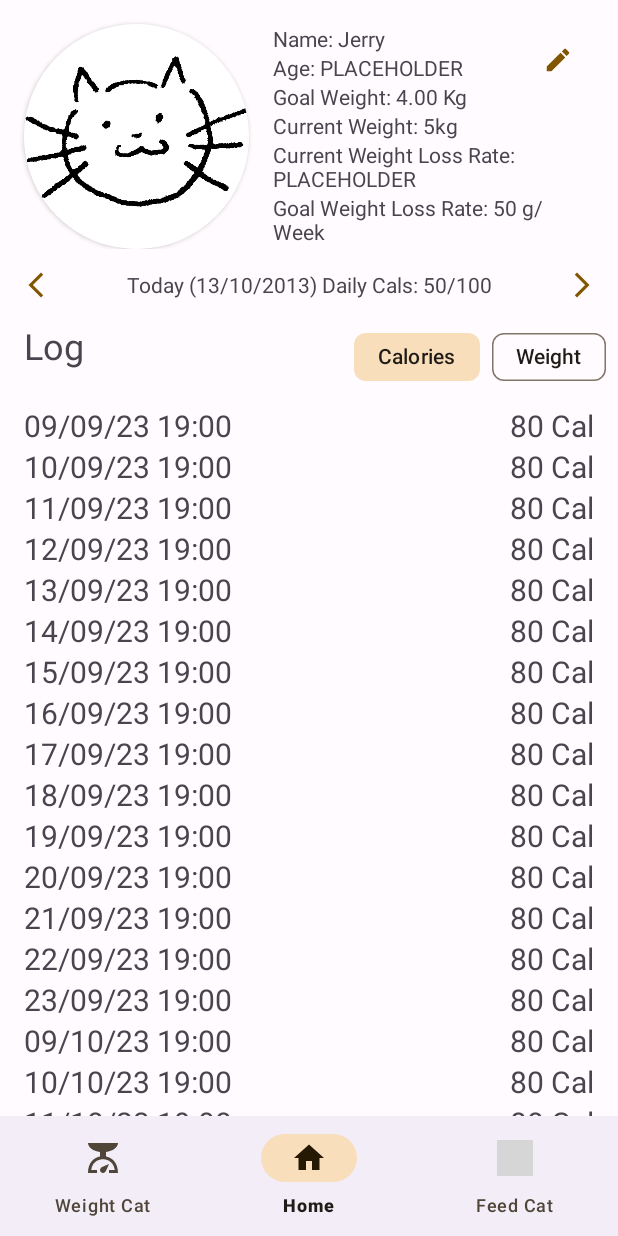
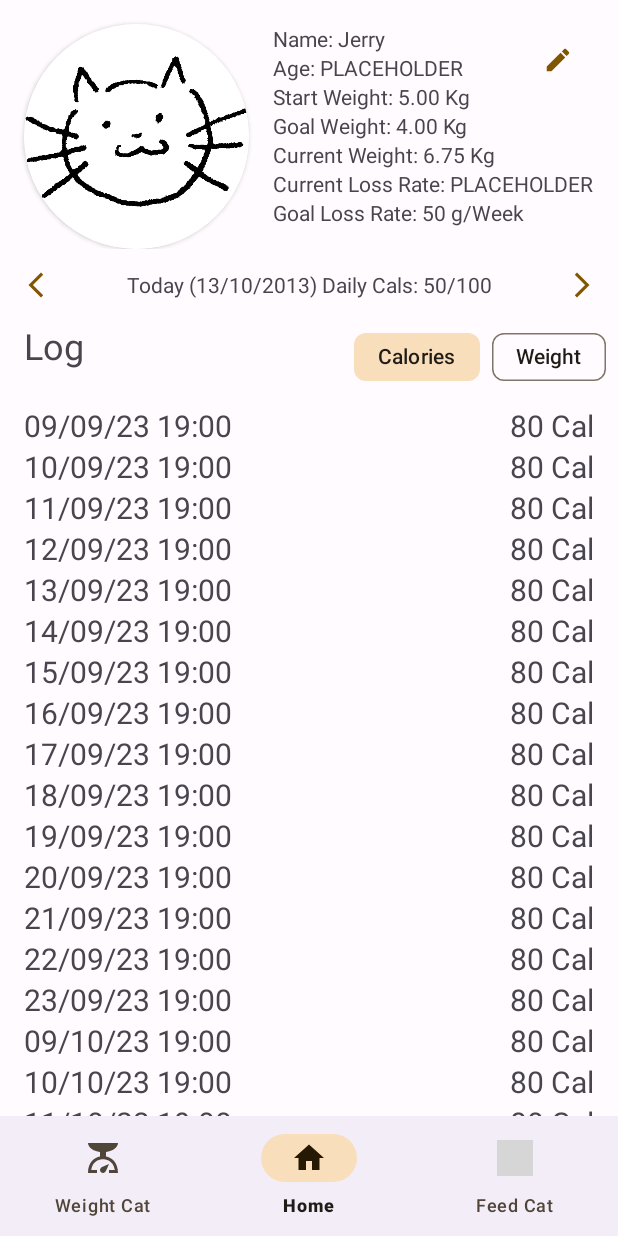
Before and after one commit to Niko361/COS30017_Custom_APP, an Android app: the screen it shows after launch (MainActivity), on a phone screen of 412 x 824 dp. Run offline under Robolectric (Android 15) with nearby library versions, the phone set to English and light mode, and no system bars; our stand-ins replace Room's generated code; 1 statement that could not run was skipped; grey boxes are pictures that could not be loaded.

Commit message:
feat: added start weight to db and home, fixed current weight

```diff
--- a/app/src/main/java/com/example/customappproject/DatabaseDAOs.kt
+++ b/app/src/main/java/com/example/customappproject/DatabaseDAOs.kt
@@ -36,7 +36,7 @@ interface WeightLogDao {
     @Query("DELETE FROM WeightLogs")
     suspend fun deleteAll()
     @Query("SELECT cat_weight_grams from WeightLogs WHERE cat_id = :catId ORDER BY id DESC LIMIT 1")
-    suspend fun getLatestRecordedWeightForCat(catId: Int): Int
+    fun getLatestRecordedWeightForCat(catId: Int): Flow<Int>
 }
 
 @Dao
--- a/app/src/main/java/com/example/customappproject/DatabaseEntities.kt
+++ b/app/src/main/java/com/example/customappproject/DatabaseEntities.kt
@@ -11,7 +11,7 @@ import java.time.LocalDateTime
 data class Cat(
     @PrimaryKey(autoGenerate = true) val id: Int = 0,
     @ColumnInfo(name = "name") val name: String,
-    @ColumnInfo(name = "current_weight_grams") val currentWeightGrams: Int,
+    @ColumnInfo(name = "start_weight_grams") val startWeightGrams: Int,
     @ColumnInfo(name = "goal_weight_grams") val goalWeightGrams: Int,
     @ColumnInfo(name = "goal_weight_loss_rate_grams_per_week") val goalWeightLossRateGramsPerWeek: Int,
     @ColumnInfo(name = "activity_level") val activityLevel: String,
--- a/app/src/main/java/com/example/customappproject/DatabaseRepository.kt
+++ b/app/src/main/java/com/example/customappproject/DatabaseRepository.kt
@@ -46,7 +46,7 @@ class DatabaseRepository(private val catDao: CatDao, private val weightLogDao: W
     }
 
     @WorkerThread
-    suspend fun getLatestRecordedWeightForCat(catId: Int): Int{
+    fun getLatestRecordedWeightForCat(catId: Int): Flow<Int>{
         return weightLogDao.getLatestRecordedWeightForCat(catId)
     }
 
--- a/app/src/main/java/com/example/customappproject/DatabaseViewModel.kt
+++ b/app/src/main/java/com/example/customappproject/DatabaseViewModel.kt
@@ -50,8 +50,8 @@ class DatabaseViewModel(private val repository: DatabaseRepository) : ViewModel(
         repository.insertFoodType(foodType)
     }
 
-    suspend fun getLatestRecordedWeightForCat(catId: Int): Int {
-        return repository.getLatestRecordedWeightForCat(catId)
+    fun getLatestRecordedWeightForCat(catId: Int): LiveData<Int> {
+        return repository.getLatestRecordedWeightForCat(catId).asLiveData()
     }
 
 
--- a/app/src/main/java/com/example/customappproject/EditCatDetailsFragment.kt
+++ b/app/src/main/java/com/example/customappproject/EditCatDetailsFragment.kt
@@ -1,7 +1,6 @@
 package com.example.customappproject
 
 import android.os.Bundle
-import android.util.Log
 import android.view.LayoutInflater
 import android.view.View
 import android.view.ViewGroup
@@ -63,7 +62,7 @@ class EditCatDetailsFragment : DialogFragment() {
    selectedCat = cats[catId - 1]
 
    nameValue = selectedCat!!.name
-   currentWeightValue = selectedCat!!.currentWeightGrams
+   currentWeightValue = selectedCat!!.startWeightGrams
    goalWeightValue = selectedCat!!.goalWeightGrams
    goalDailyCaloriesValue = selectedCat!!.goalDailyCalories
    activityLevelValue = selectedCat!!.activityLevel
--- a/app/src/main/java/com/example/customappproject/HomeFragment.kt
+++ b/app/src/main/java/com/example/customappproject/HomeFragment.kt
@@ -39,6 +39,7 @@ class HomeFragment: Fragment(R.layout.fragment_home) {
         val nameText = view.findViewById<TextView>(R.id.nameText)
         val ageText = view.findViewById<TextView>(R.id.ageText)
         val goalWeightText = view.findViewById<TextView>(R.id.goalWeightText)
+        val startWeightText = view.findViewById<TextView>(R.id.startWeightText)
         val currentWeightText = view.findViewById<TextView>(R.id.currentWeightText)
         val currentWeightLossRateText = view.findViewById<TextView>(R.id.currentWeightLossRateText)
         val goalWeightLossRateText = view.findViewById<TextView>(R.id.goalWeightLossRateText)
@@ -83,25 +84,13 @@ class HomeFragment: Fragment(R.layout.fragment_home) {
             ageText.text = "Age: PLACEHOLDER"
 
             goalWeightText.text = "Goal Weight: ${"%.2f".format(selectedCat.goalWeightGrams.toDouble() / 1000)} Kg"
+            startWeightText.text = "Start Weight: ${"%.2f".format(selectedCat.startWeightGrams.toDouble() / 1000)} Kg"
+            currentWeightLossRateText.text = "Current Loss Rate: PLACEHOLDER"
+            goalWeightLossRateText.text = "Goal Loss Rate: ${selectedCat.goalWeightLossRateGramsPerWeek} g/Week"
+        }
 
-            suspend {
-                currentWeightText.text = "Current Weight: ${
-                    "%.2f".format(
-                        databaseViewModel.getLatestRecordedWeightForCat(catId).toDouble() / 1000
-                    )
-                } Kg"
-            }
-
-
-            //currentWeightText.text = "Current Weight: ${"%.2f".format(fragmentWeightLogs[0].catWeightGrams.toDouble() / 1000)} Kg"
-            currentWeightLossRateText.text = "Current Weight Loss Rate: PLACEHOLDER"
-            goalWeightLossRateText.text = "Goal Weight Loss Rate: ${selectedCat.goalWeightLossRateGramsPerWeek} g/Week"
-
-            Log.i("TESTLOG", cats[catId-1].toString())
-            //Log.i("TESTLOG", cats.toString())
-            //cats?.let {
-            //    Log.i("TESTLOG", it.toString())
-            //}
+        databaseViewModel.getLatestRecordedWeightForCat(catId).observe(viewLifecycleOwner) {
+            currentWeightText.text = "Current Weight: ${"%.2f".format(it.toDouble() / 1000)} Kg"
         }
 
         val editCatButton = view.findViewById<Button>(R.id.editCatButton)
--- a/app/src/main/res/layout/fragment_home.xml
+++ b/app/src/main/res/layout/fragment_home.xml
@@ -60,6 +60,12 @@
                         android:layout_width="match_parent"
                         android:layout_height="wrap_content"
                         android:text="Age: 7" />
+
+                    <TextView
+                        android:id="@+id/startWeightText"
+                        android:layout_width="match_parent"
+                        android:layout_height="wrap_content"
+                        android:text="Start Weight: 6kg" />
 
                     <TextView
                         android:id="@+id/goalWeightText"
```
